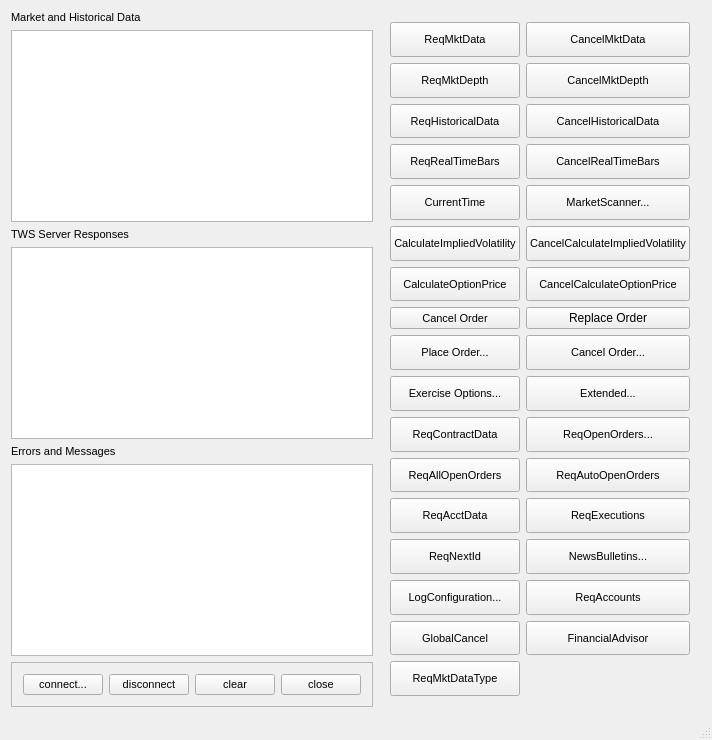
Qt form tools/fqclient2/mainwindow.ui (javagg/freequant) before a commit.
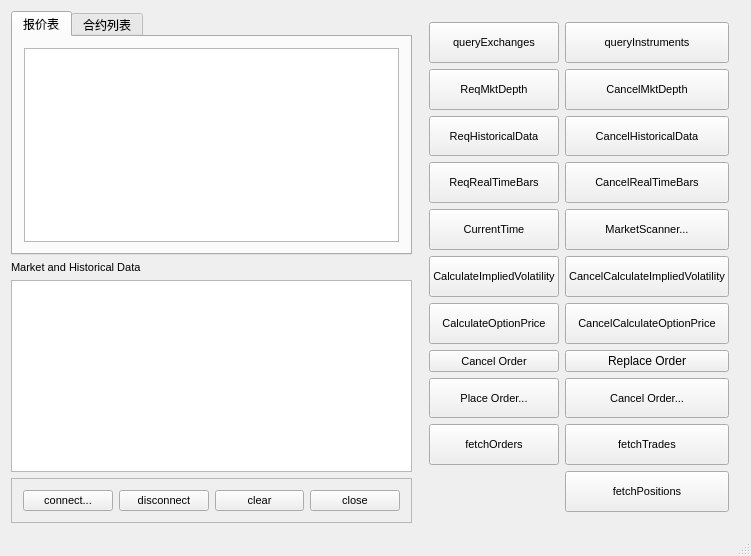
The same form after that commit.

```diff
--- a/tools/fqclient2/mainwindow.ui
+++ b/tools/fqclient2/mainwindow.ui
@@ -6,8 +6,8 @@
    <rect>
     <x>0</x>
     <y>0</y>
-    <width>676</width>
-    <height>736</height>
+    <width>751</width>
+    <height>556</height>
    </rect>
   </property>
   <property name="sizePolicy">
@@ -29,6 +29,33 @@
    <layout class="QHBoxLayout" name="horizontalLayout_2">
     <item>
      <layout class="QVBoxLayout" name="verticalLayout">
+      <item>
+       <widget class="QTabWidget" name="tabWidget">
+        <property name="currentIndex">
+         <number>0</number>
+        </property>
+        <widget class="QWidget" name="tab">
+         <attribute name="title">
+          <string>报价表</string>
+         </attribute>
+         <layout class="QHBoxLayout" name="horizontalLayout_3">
+          <item>
+           <widget class="QTableWidget" name="quoteTableWidget"/>
+          </item>
+         </layout>
+        </widget>
+        <widget class="QWidget" name="tab_2">
+         <attribute name="title">
+          <string>合约列表</string>
+         </attribute>
+         <layout class="QHBoxLayout" name="horizontalLayout_4">
+          <item>
+           <widget class="QTableWidget" name="instrumentTableWidget"/>
+          </item>
+         </layout>
+        </widget>
+       </widget>
+      </item>
       <item>
        <widget class="QLabel" name="label_3">
         <property name="font">
@@ -50,48 +77,6 @@
         </property>
        </widget>
       </item>
-      <item>
-       <widget class="QLabel" name="label">
-        <property name="font">
-         <font>
-          <pointsize>8</pointsize>
-         </font>
-        </property>
-        <property name="text">
-         <string>TWS Server Responses</string>
-        </property>
-       </widget>
-      </item>
-      <item>
-       <widget class="QTextEdit" name="responseTextEdit">
-        <property name="font">
-         <font>
-          <pointsize>8</pointsize>
-         </font>
-        </property>
-       </widget>
-      </item>
-      <item>
-       <widget class="QLabel" name="label_2">
-        <property name="font">
-         <font>
-          <pointsize>8</pointsize>
-         </font>
-        </property>
-        <property name="text">
-         <string>Errors and Messages</string>
-        </property>
-       </widget>
-      </item>
-      <item>
-       <widget class="QTextEdit" name="errorsTextEdit">
-        <property name="font">
-         <font>
-          <pointsize>8</pointsize>
-         </font>
-        </property>
-       </widget>
-      </item>
       <item>
        <widget class="QFrame" name="frame">
         <property name="frameShape">
@@ -157,43 +142,7 @@
     <item>
      <widget class="QFrame" name="verticalFrame_4">
       <layout class="QGridLayout" name="gridLayout_3">
-       <item row="3" column="0">
-        <widget class="QPushButton" name="pushButton_78">
-         <property name="sizePolicy">
-          <sizepolicy hsizetype="Preferred" vsizetype="Preferred">
-           <horstretch>0</horstretch>
-           <verstretch>0</verstretch>
-          </sizepolicy>
-         </property>
-         <property name="font">
-          <font>
-           <pointsize>8</pointsize>
-          </font>
-         </property>
-         <property name="text">
-          <string>ReqRealTimeBars</string>
-         </property>
-        </widget>
-       </item>
-       <item row="0" column="1">
-        <widget class="QPushButton" name="cancelMktDataButton">
-         <property name="sizePolicy">
-          <sizepolicy hsizetype="Preferred" vsizetype="Preferred">
-           <horstretch>0</horstretch>
-           <verstretch>0</verstretch>
-          </sizepolicy>
-         </property>
-         <property name="font">
-          <font>
-           <pointsize>8</pointsize>
-          </font>
-         </property>
-         <property name="text">
-          <string>CancelMktData</string>
-         </property>
-        </widget>
-       </item>
-       <item row="7" column="0">
+       <item row="8" column="0">
         <widget class="QPushButton" name="cancelOrderButton">
          <property name="sizePolicy">
           <sizepolicy hsizetype="Preferred" vsizetype="Preferred">
@@ -211,43 +160,7 @@
          </property>
         </widget>
        </item>
-       <item row="13" column="0">
-        <widget class="QPushButton" name="pushButton_96">
-         <property name="sizePolicy">
-          <sizepolicy hsizetype="Preferred" vsizetype="Preferred">
-           <horstretch>0</horstretch>
-           <verstretch>0</verstretch>
-          </sizepolicy>
-         </property>
-         <property name="font">
-          <font>
-           <pointsize>8</pointsize>
-          </font>
-         </property>
-         <property name="text">
-          <string>ReqAllOpenOrders</string>
-         </property>
-        </widget>
-       </item>
-       <item row="5" column="0">
-        <widget class="QPushButton" name="pushButton_73">
-         <property name="sizePolicy">
-          <sizepolicy hsizetype="Preferred" vsizetype="Preferred">
-           <horstretch>0</horstretch>
-           <verstretch>0</verstretch>
-          </sizepolicy>
-         </property>
-         <property name="font">
-          <font>
-           <pointsize>8</pointsize>
-          </font>
-         </property>
-         <property name="text">
-          <string>CalculateImpliedVolatility</string>
-         </property>
-        </widget>
-       </item>
-       <item row="6" column="0">
+       <item row="7" column="0">
         <widget class="QPushButton" name="pushButton_79">
          <property name="sizePolicy">
           <sizepolicy hsizetype="Preferred" vsizetype="Preferred">
@@ -265,8 +178,8 @@
          </property>
         </widget>
        </item>
-       <item row="6" column="1">
-        <widget class="QPushButton" name="pushButton_83">
+       <item row="1" column="1">
+        <widget class="QPushButton" name="pushButton_74">
          <property name="sizePolicy">
           <sizepolicy hsizetype="Preferred" vsizetype="Preferred">
            <horstretch>0</horstretch>
@@ -279,11 +192,65 @@
           </font>
          </property>
          <property name="text">
-          <string>CancelCalculateOptionPrice</string>
+          <string>CancelMktDepth</string>
          </property>
         </widget>
        </item>
-       <item row="2" column="1">
+       <item row="12" column="1">
+        <widget class="QPushButton" name="fetchPositionsButton">
+         <property name="sizePolicy">
+          <sizepolicy hsizetype="Preferred" vsizetype="Preferred">
+           <horstretch>0</horstretch>
+           <verstretch>0</verstretch>
+          </sizepolicy>
+         </property>
+         <property name="font">
+          <font>
+           <pointsize>8</pointsize>
+          </font>
+         </property>
+         <property name="text">
+          <string>fetchPositions</string>
+         </property>
+        </widget>
+       </item>
+       <item row="6" column="0">
+        <widget class="QPushButton" name="pushButton_73">
+         <property name="sizePolicy">
+          <sizepolicy hsizetype="Preferred" vsizetype="Preferred">
+           <horstretch>0</horstretch>
+           <verstretch>0</verstretch>
+          </sizepolicy>
+         </property>
+         <property name="font">
+          <font>
+           <pointsize>8</pointsize>
+          </font>
+         </property>
+         <property name="text">
+          <string>CalculateImpliedVolatility</string>
+         </property>
+        </widget>
+       </item>
+       <item row="5" column="0">
+        <widget class="QPushButton" name="pushButton_91">
+         <property name="sizePolicy">
+          <sizepolicy hsizetype="Preferred" vsizetype="Preferred">
+           <horstretch>0</horstretch>
+           <verstretch>0</verstretch>
+          </sizepolicy>
+         </property>
+         <property name="font">
+          <font>
+           <pointsize>8</pointsize>
+          </font>
+         </property>
+         <property name="text">
+          <string>CurrentTime</string>
+         </property>
+        </widget>
+       </item>
+       <item row="3" column="1">
         <widget class="QPushButton" name="pushButton_70">
          <property name="sizePolicy">
           <sizepolicy hsizetype="Preferred" vsizetype="Preferred">
@@ -301,7 +268,25 @@
          </property>
         </widget>
        </item>
-       <item row="4" column="1">
+       <item row="4" column="0">
+        <widget class="QPushButton" name="pushButton_78">
+         <property name="sizePolicy">
+          <sizepolicy hsizetype="Preferred" vsizetype="Preferred">
+           <horstretch>0</horstretch>
+           <verstretch>0</verstretch>
+          </sizepolicy>
+         </property>
+         <property name="font">
+          <font>
+           <pointsize>8</pointsize>
+          </font>
+         </property>
+         <property name="text">
+          <string>ReqRealTimeBars</string>
+         </property>
+        </widget>
+       </item>
+       <item row="5" column="1">
         <widget class="QPushButton" name="pushButton_82">
          <property name="sizePolicy">
           <sizepolicy hsizetype="Preferred" vsizetype="Preferred">
@@ -319,8 +304,8 @@
          </property>
         </widget>
        </item>
-       <item row="31" column="0">
-        <widget class="QPushButton" name="pushButton_90">
+       <item row="1" column="0">
+        <widget class="QPushButton" name="pushButton_84">
          <property name="sizePolicy">
           <sizepolicy hsizetype="Preferred" vsizetype="Preferred">
            <horstretch>0</horstretch>
@@ -333,12 +318,12 @@
           </font>
          </property>
          <property name="text">
-          <string>ReqMktDataType</string>
+          <string>ReqMktDepth</string>
          </property>
         </widget>
        </item>
-       <item row="9" column="0">
-        <widget class="QPushButton" name="pushButton_94">
+       <item row="10" column="0">
+        <widget class="QPushButton" name="fetchOrdersButton">
          <property name="sizePolicy">
           <sizepolicy hsizetype="Preferred" vsizetype="Preferred">
            <horstretch>0</horstretch>
@@ -351,11 +336,11 @@
           </font>
          </property>
          <property name="text">
-          <string>Exercise Options...</string>
+          <string>fetchOrders</string>
          </property>
         </widget>
        </item>
-       <item row="2" column="0">
+       <item row="3" column="0">
         <widget class="QPushButton" name="pushButton_80">
          <property name="sizePolicy">
           <sizepolicy hsizetype="Preferred" vsizetype="Preferred">
@@ -373,7 +358,7 @@
          </property>
         </widget>
        </item>
-       <item row="5" column="1">
+       <item row="6" column="1">
         <widget class="QPushButton" name="pushButton_76">
          <property name="sizePolicy">
           <sizepolicy hsizetype="Preferred" vsizetype="Preferred">
@@ -391,8 +376,8 @@
          </property>
         </widget>
        </item>
-       <item row="1" column="1">
-        <widget class="QPushButton" name="pushButton_74">
+       <item row="0" column="1">
+        <widget class="QPushButton" name="queryInstrumentsButton">
          <property name="sizePolicy">
           <sizepolicy hsizetype="Preferred" vsizetype="Preferred">
            <horstretch>0</horstretch>
@@ -405,47 +390,11 @@
           </font>
          </property>
          <property name="text">
-          <string>CancelMktDepth</string>
+          <string>queryInstruments</string>
          </property>
         </widget>
        </item>
-       <item row="11" column="1">
-        <widget class="QPushButton" name="openOrdersButton">
-         <property name="sizePolicy">
-          <sizepolicy hsizetype="Preferred" vsizetype="Preferred">
-           <horstretch>0</horstretch>
-           <verstretch>0</verstretch>
-          </sizepolicy>
-         </property>
-         <property name="font">
-          <font>
-           <pointsize>8</pointsize>
-          </font>
-         </property>
-         <property name="text">
-          <string>ReqOpenOrders...</string>
-         </property>
-        </widget>
-       </item>
-       <item row="9" column="1">
-        <widget class="QPushButton" name="extendedButton">
-         <property name="sizePolicy">
-          <sizepolicy hsizetype="Preferred" vsizetype="Preferred">
-           <horstretch>0</horstretch>
-           <verstretch>0</verstretch>
-          </sizepolicy>
-         </property>
-         <property name="font">
-          <font>
-           <pointsize>8</pointsize>
-          </font>
-         </property>
-         <property name="text">
-          <string>Extended...</string>
-         </property>
-        </widget>
-       </item>
-       <item row="3" column="1">
+       <item row="4" column="1">
         <widget class="QPushButton" name="pushButton_81">
          <property name="sizePolicy">
           <sizepolicy hsizetype="Preferred" vsizetype="Preferred">
@@ -463,8 +412,8 @@
          </property>
         </widget>
        </item>
-       <item row="1" column="0">
-        <widget class="QPushButton" name="pushButton_84">
+       <item row="0" column="0">
+        <widget class="QPushButton" name="qryExchangesButton">
          <property name="sizePolicy">
           <sizepolicy hsizetype="Preferred" vsizetype="Preferred">
            <horstretch>0</horstretch>
@@ -477,29 +426,18 @@
           </font>
          </property>
          <property name="text">
-          <string>ReqMktDepth</string>
-         </property>
-        </widget>
-       </item>
-       <item row="8" column="0">
-        <widget class="QPushButton" name="placeOrderButton">
-         <property name="sizePolicy">
-          <sizepolicy hsizetype="Preferred" vsizetype="Preferred">
-           <horstretch>0</horstretch>
-           <verstretch>0</verstretch>
-          </sizepolicy>
-         </property>
-         <property name="font">
-          <font>
-           <pointsize>8</pointsize>
-          </font>
-         </property>
-         <property name="text">
-          <string>Place Order...</string>
+          <string>queryExchanges</string>
          </property>
         </widget>
        </item>
        <item row="8" column="1">
+        <widget class="QPushButton" name="replaceOrderButton">
+         <property name="text">
+          <string>Replace Order</string>
+         </property>
+        </widget>
+       </item>
+       <item row="9" column="1">
         <widget class="QPushButton" name="pushButton_66">
          <property name="sizePolicy">
           <sizepolicy hsizetype="Preferred" vsizetype="Preferred">
@@ -517,226 +455,57 @@
          </property>
         </widget>
        </item>
-       <item row="4" column="0">
-        <widget class="QPushButton" name="pushButton_91">
-         <property name="sizePolicy">
-          <sizepolicy hsizetype="Preferred" vsizetype="Preferred">
-           <horstretch>0</horstretch>
-           <verstretch>0</verstretch>
-          </sizepolicy>
-         </property>
-         <property name="font">
-          <font>
-           <pointsize>8</pointsize>
-          </font>
-         </property>
-         <property name="text">
-          <string>CurrentTime</string>
-         </property>
-        </widget>
-       </item>
-       <item row="13" column="1">
-        <widget class="QPushButton" name="pushButton_95">
-         <property name="sizePolicy">
-          <sizepolicy hsizetype="Preferred" vsizetype="Preferred">
-           <horstretch>0</horstretch>
-           <verstretch>0</verstretch>
-          </sizepolicy>
-         </property>
-         <property name="font">
-          <font>
-           <pointsize>8</pointsize>
-          </font>
-         </property>
-         <property name="text">
-          <string>ReqAutoOpenOrders</string>
-         </property>
-        </widget>
-       </item>
-       <item row="0" column="0">
-        <widget class="QPushButton" name="reqMktDataButton">
-         <property name="sizePolicy">
-          <sizepolicy hsizetype="Preferred" vsizetype="Preferred">
-           <horstretch>0</horstretch>
-           <verstretch>0</verstretch>
-          </sizepolicy>
-         </property>
-         <property name="font">
-          <font>
-           <pointsize>8</pointsize>
-          </font>
-         </property>
-         <property name="text">
-          <string>ReqMktData</string>
-         </property>
-        </widget>
-       </item>
-       <item row="11" column="0">
-        <widget class="QPushButton" name="pushButton_85">
-         <property name="sizePolicy">
-          <sizepolicy hsizetype="Preferred" vsizetype="Preferred">
-           <horstretch>0</horstretch>
-           <verstretch>0</verstretch>
-          </sizepolicy>
-         </property>
-         <property name="font">
-          <font>
-           <pointsize>8</pointsize>
-          </font>
-         </property>
-         <property name="text">
-          <string>ReqContractData</string>
-         </property>
-        </widget>
-       </item>
-       <item row="19" column="0">
-        <widget class="QPushButton" name="pushButton_89">
-         <property name="sizePolicy">
-          <sizepolicy hsizetype="Preferred" vsizetype="Preferred">
-           <horstretch>0</horstretch>
-           <verstretch>0</verstretch>
-          </sizepolicy>
-         </property>
-         <property name="font">
-          <font>
-           <pointsize>8</pointsize>
-          </font>
-         </property>
-         <property name="text">
-          <string>ReqAcctData</string>
-         </property>
-        </widget>
-       </item>
-       <item row="19" column="1">
-        <widget class="QPushButton" name="pushButton_71">
-         <property name="sizePolicy">
-          <sizepolicy hsizetype="Preferred" vsizetype="Preferred">
-           <horstretch>0</horstretch>
-           <verstretch>0</verstretch>
-          </sizepolicy>
-         </property>
-         <property name="font">
-          <font>
-           <pointsize>8</pointsize>
-          </font>
-         </property>
-         <property name="text">
-          <string>ReqExecutions</string>
-         </property>
-        </widget>
-       </item>
-       <item row="21" column="0">
-        <widget class="QPushButton" name="pushButton_34">
-         <property name="sizePolicy">
-          <sizepolicy hsizetype="Preferred" vsizetype="Preferred">
-           <horstretch>0</horstretch>
-           <verstretch>0</verstretch>
-          </sizepolicy>
-         </property>
-         <property name="font">
-          <font>
-           <pointsize>8</pointsize>
-          </font>
-         </property>
-         <property name="text">
-          <string>ReqNextId</string>
-         </property>
-        </widget>
-       </item>
-       <item row="21" column="1">
-        <widget class="QPushButton" name="pushButton_69">
-         <property name="sizePolicy">
-          <sizepolicy hsizetype="Preferred" vsizetype="Preferred">
-           <horstretch>0</horstretch>
-           <verstretch>0</verstretch>
-          </sizepolicy>
-         </property>
-         <property name="font">
-          <font>
-           <pointsize>8</pointsize>
-          </font>
-         </property>
-         <property name="text">
-          <string>NewsBulletins...</string>
-         </property>
-        </widget>
-       </item>
-       <item row="22" column="0">
-        <widget class="QPushButton" name="pushButton_67">
-         <property name="sizePolicy">
-          <sizepolicy hsizetype="Preferred" vsizetype="Preferred">
-           <horstretch>0</horstretch>
-           <verstretch>0</verstretch>
-          </sizepolicy>
-         </property>
-         <property name="font">
-          <font>
-           <pointsize>8</pointsize>
-          </font>
-         </property>
-         <property name="text">
-          <string>LogConfiguration...</string>
-         </property>
-        </widget>
-       </item>
-       <item row="22" column="1">
-        <widget class="QPushButton" name="pushButton_75">
-         <property name="sizePolicy">
-          <sizepolicy hsizetype="Preferred" vsizetype="Preferred">
-           <horstretch>0</horstretch>
-           <verstretch>0</verstretch>
-          </sizepolicy>
-         </property>
-         <property name="font">
-          <font>
-           <pointsize>8</pointsize>
-          </font>
-         </property>
-         <property name="text">
-          <string>ReqAccounts</string>
-         </property>
-        </widget>
-       </item>
-       <item row="23" column="1">
-        <widget class="QPushButton" name="pushButton_92">
-         <property name="sizePolicy">
-          <sizepolicy hsizetype="Preferred" vsizetype="Preferred">
-           <horstretch>0</horstretch>
-           <verstretch>0</verstretch>
-          </sizepolicy>
-         </property>
-         <property name="font">
-          <font>
-           <pointsize>8</pointsize>
-          </font>
-         </property>
-         <property name="text">
-          <string>FinancialAdvisor</string>
-         </property>
-        </widget>
-       </item>
-       <item row="23" column="0">
-        <widget class="QPushButton" name="pushButton_68">
-         <property name="sizePolicy">
-          <sizepolicy hsizetype="Preferred" vsizetype="Preferred">
-           <horstretch>0</horstretch>
-           <verstretch>0</verstretch>
-          </sizepolicy>
-         </property>
-         <property name="font">
-          <font>
-           <pointsize>8</pointsize>
-          </font>
-         </property>
-         <property name="text">
-          <string>GlobalCancel</string>
-         </property>
-        </widget>
-       </item>
        <item row="7" column="1">
-        <widget class="QPushButton" name="replaceOrderButton">
+        <widget class="QPushButton" name="pushButton_83">
+         <property name="sizePolicy">
+          <sizepolicy hsizetype="Preferred" vsizetype="Preferred">
+           <horstretch>0</horstretch>
+           <verstretch>0</verstretch>
+          </sizepolicy>
+         </property>
+         <property name="font">
+          <font>
+           <pointsize>8</pointsize>
+          </font>
+         </property>
          <property name="text">
-          <string>Replace Order</string>
+          <string>CancelCalculateOptionPrice</string>
+         </property>
+        </widget>
+       </item>
+       <item row="10" column="1">
+        <widget class="QPushButton" name="fetchTradesButton">
+         <property name="sizePolicy">
+          <sizepolicy hsizetype="Preferred" vsizetype="Preferred">
+           <horstretch>0</horstretch>
+           <verstretch>0</verstretch>
+          </sizepolicy>
+         </property>
+         <property name="font">
+          <font>
+           <pointsize>8</pointsize>
+          </font>
+         </property>
+         <property name="text">
+          <string>fetchTrades</string>
+         </property>
+        </widget>
+       </item>
+       <item row="9" column="0">
+        <widget class="QPushButton" name="placeOrderButton">
+         <property name="sizePolicy">
+          <sizepolicy hsizetype="Preferred" vsizetype="Preferred">
+           <horstretch>0</horstretch>
+           <verstretch>0</verstretch>
+          </sizepolicy>
+         </property>
+         <property name="font">
+          <font>
+           <pointsize>8</pointsize>
+          </font>
+         </property>
+         <property name="text">
+          <string>Place Order...</string>
          </property>
         </widget>
        </item>
```
Left out of the diff: 79 changed lines with no effect on the pictures.
